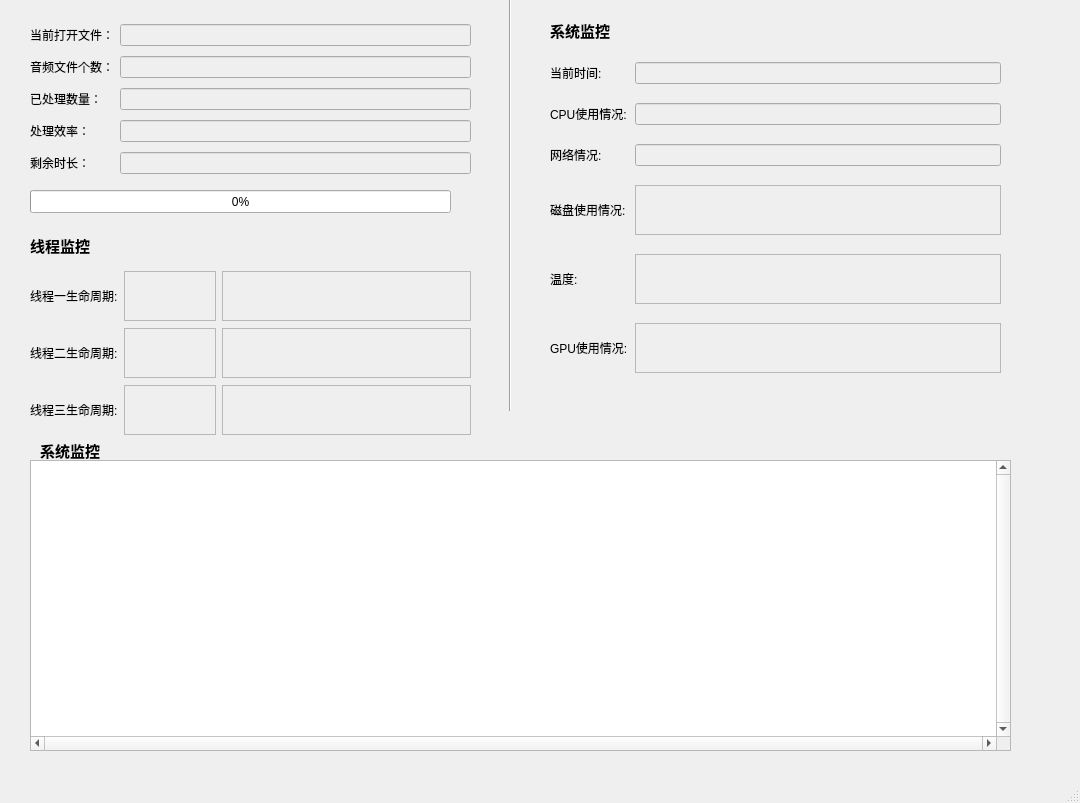
Before: the Qt Designer form mainframepkg/mainFrame.ui in ZhihaoPan/audio_process_system, drawn with Qt 5.
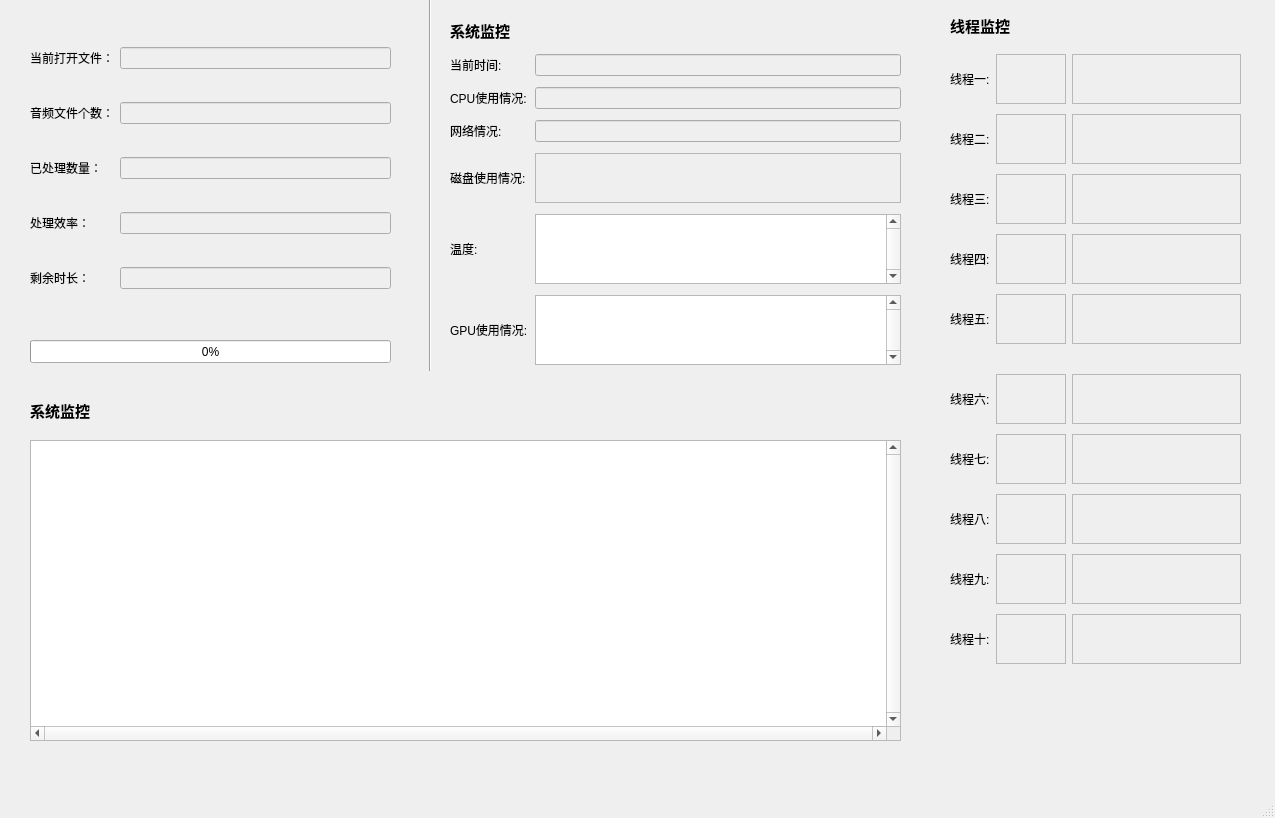
After: the same form once the commit is applied.

Commit message: 加了很多线程

The edit to the form file:
```diff
--- a/mainframepkg/mainFrame.ui
+++ b/mainframepkg/mainFrame.ui
@@ -9,8 +9,8 @@
    <rect>
     <x>0</x>
     <y>0</y>
-    <width>1080</width>
-    <height>803</height>
+    <width>1275</width>
+    <height>818</height>
    </rect>
   </property>
   <property name="windowTitle">
@@ -21,8 +21,8 @@
     <property name="geometry">
      <rect>
       <x>30</x>
-      <y>190</y>
-      <width>421</width>
+      <y>340</y>
+      <width>361</width>
       <height>23</height>
      </rect>
     </property>
@@ -33,10 +33,10 @@
    <widget class="Line" name="line">
     <property name="geometry">
      <rect>
-      <x>500</x>
-      <y>-60</y>
+      <x>420</x>
+      <y>-40</y>
       <width>20</width>
-      <height>471</height>
+      <height>411</height>
      </rect>
     </property>
     <property name="orientation">
@@ -50,9 +50,9 @@
     <property name="geometry">
      <rect>
       <x>30</x>
-      <y>460</y>
-      <width>981</width>
-      <height>291</height>
+      <y>440</y>
+      <width>871</width>
+      <height>301</height>
      </rect>
     </property>
     <property name="verticalScrollBarPolicy">
@@ -61,11 +61,14 @@
     <property name="horizontalScrollBarPolicy">
      <enum>Qt::ScrollBarAlwaysOn</enum>
     </property>
+    <property name="readOnly">
+     <bool>true</bool>
+    </property>
    </widget>
    <widget class="QLabel" name="label_13">
     <property name="geometry">
      <rect>
-      <x>550</x>
+      <x>450</x>
       <y>10</y>
       <width>81</width>
       <height>41</height>
@@ -86,8 +89,8 @@
    <widget class="QLabel" name="label_15">
     <property name="geometry">
      <rect>
-      <x>30</x>
-      <y>230</y>
+      <x>950</x>
+      <y>10</y>
       <width>81</width>
       <height>31</height>
      </rect>
@@ -107,8 +110,8 @@
    <widget class="QLabel" name="label_14">
     <property name="geometry">
      <rect>
-      <x>40</x>
-      <y>430</y>
+      <x>30</x>
+      <y>390</y>
       <width>81</width>
       <height>41</height>
      </rect>
@@ -130,8 +133,8 @@
      <rect>
       <x>30</x>
       <y>20</y>
-      <width>441</width>
-      <height>161</height>
+      <width>361</width>
+      <height>301</height>
      </rect>
     </property>
     <layout class="QGridLayout" name="gridLayout">
@@ -210,10 +213,10 @@
    <widget class="QWidget" name="layoutWidget">
     <property name="geometry">
      <rect>
-      <x>550</x>
+      <x>450</x>
       <y>50</y>
       <width>451</width>
-      <height>341</height>
+      <height>321</height>
      </rect>
     </property>
     <layout class="QGridLayout" name="gridLayout_2">
@@ -226,7 +229,7 @@
      <item row="5" column="1">
       <widget class="QTextEdit" name="textEdit_2">
        <property name="enabled">
-        <bool>false</bool>
+        <bool>true</bool>
        </property>
        <property name="sizePolicy">
         <sizepolicy hsizetype="Maximum" vsizetype="Maximum">
@@ -237,9 +240,15 @@
        <property name="maximumSize">
         <size>
          <width>500</width>
-         <height>50</height>
+         <height>70</height>
         </size>
        </property>
+       <property name="verticalScrollBarPolicy">
+        <enum>Qt::ScrollBarAlwaysOn</enum>
+       </property>
+       <property name="readOnly">
+        <bool>true</bool>
+       </property>
       </widget>
      </item>
      <item row="4" column="0">
@@ -308,7 +317,7 @@
      <item row="6" column="1">
       <widget class="QTextEdit" name="textEdit">
        <property name="enabled">
-        <bool>false</bool>
+        <bool>true</bool>
        </property>
        <property name="sizePolicy">
         <sizepolicy hsizetype="Maximum" vsizetype="Maximum">
@@ -319,9 +328,15 @@
        <property name="maximumSize">
         <size>
          <width>500</width>
-         <height>50</height>
+         <height>70</height>
         </size>
        </property>
+       <property name="verticalScrollBarPolicy">
+        <enum>Qt::ScrollBarAlwaysOn</enum>
+       </property>
+       <property name="readOnly">
+        <bool>true</bool>
+       </property>
       </widget>
      </item>
      <item row="4" column="1">
@@ -348,10 +363,10 @@
    <widget class="QWidget" name="layoutWidget">
     <property name="geometry">
      <rect>
-      <x>30</x>
-      <y>270</y>
-      <width>441</width>
-      <height>166</height>
+      <x>950</x>
+      <y>50</y>
+      <width>291</width>
+      <height>301</height>
      </rect>
     </property>
     <layout class="QGridLayout" name="gridLayout_3">
@@ -374,24 +389,24 @@
        </property>
       </widget>
      </item>
-     <item row="2" column="0">
-      <widget class="QLabel" name="label_12">
-       <property name="text">
-        <string>线程三生命周期:</string>
-       </property>
-      </widget>
-     </item>
      <item row="1" column="0">
       <widget class="QLabel" name="label_11">
        <property name="text">
-        <string>线程二生命周期:</string>
+        <string>线程二:</string>
+       </property>
+      </widget>
+     </item>
+     <item row="2" column="0">
+      <widget class="QLabel" name="label_12">
+       <property name="text">
+        <string>线程三:</string>
        </property>
       </widget>
      </item>
      <item row="0" column="0">
       <widget class="QLabel" name="label_10">
        <property name="text">
-        <string>线程一生命周期:</string>
+        <string>线程一:</string>
        </property>
       </widget>
      </item>
@@ -433,6 +448,25 @@
        </property>
       </widget>
      </item>
+     <item row="2" column="2">
+      <widget class="QTextEdit" name="textEdit_9">
+       <property name="enabled">
+        <bool>false</bool>
+       </property>
+       <property name="sizePolicy">
+        <sizepolicy hsizetype="Maximum" vsizetype="Maximum">
+         <horstretch>0</horstretch>
+         <verstretch>0</verstretch>
+        </sizepolicy>
+       </property>
+       <property name="maximumSize">
+        <size>
+         <width>300</width>
+         <height>50</height>
+        </size>
+       </property>
+      </widget>
+     </item>
      <item row="0" column="2">
       <widget class="QTextEdit" name="textEdit_7">
        <property name="enabled">
@@ -471,8 +505,316 @@
        </property>
       </widget>
      </item>
+     <item row="3" column="0">
+      <widget class="QLabel" name="label_18">
+       <property name="text">
+        <string>线程四:</string>
+       </property>
+      </widget>
+     </item>
+     <item row="3" column="2">
+      <widget class="QTextEdit" name="textEdit_10">
+       <property name="enabled">
+        <bool>false</bool>
+       </property>
+       <property name="sizePolicy">
+        <sizepolicy hsizetype="Maximum" vsizetype="Maximum">
+         <horstretch>0</horstretch>
+         <verstretch>0</verstretch>
+        </sizepolicy>
+       </property>
+       <property name="maximumSize">
+        <size>
+         <width>300</width>
+         <height>50</height>
+        </size>
+       </property>
+      </widget>
+     </item>
+     <item row="3" column="1">
+      <widget class="QTextEdit" name="textEdit_11">
+       <property name="enabled">
+        <bool>false</bool>
+       </property>
+       <property name="sizePolicy">
+        <sizepolicy hsizetype="Maximum" vsizetype="Maximum">
+         <horstretch>0</horstretch>
+         <verstretch>0</verstretch>
+        </sizepolicy>
+       </property>
+       <property name="maximumSize">
+        <size>
+         <width>100</width>
+         <height>50</height>
+        </size>
+       </property>
+      </widget>
+     </item>
+     <item row="4" column="0">
+      <widget class="QLabel" name="label_19">
+       <property name="text">
+        <string>线程五:</string>
+       </property>
+      </widget>
+     </item>
+     <item row="4" column="1">
+      <widget class="QTextEdit" name="textEdit_13">
+       <property name="enabled">
+        <bool>false</bool>
+       </property>
+       <property name="sizePolicy">
+        <sizepolicy hsizetype="Maximum" vsizetype="Maximum">
+         <horstretch>0</horstretch>
+         <verstretch>0</verstretch>
+        </sizepolicy>
+       </property>
+       <property name="maximumSize">
+        <size>
+         <width>100</width>
+         <height>50</height>
+        </size>
+       </property>
+      </widget>
+     </item>
+     <item row="4" column="2">
+      <widget class="QTextEdit" name="textEdit_12">
+       <property name="enabled">
+        <bool>false</bool>
+       </property>
+       <property name="sizePolicy">
+        <sizepolicy hsizetype="Maximum" vsizetype="Maximum">
+         <horstretch>0</horstretch>
+         <verstretch>0</verstretch>
+        </sizepolicy>
+       </property>
+       <property name="maximumSize">
+        <size>
+         <width>300</width>
+         <height>50</height>
+        </size>
+       </property>
+      </widget>
+     </item>
+    </layout>
+   </widget>
+   <widget class="QWidget" name="layoutWidget_2">
+    <property name="geometry">
+     <rect>
+      <x>950</x>
+      <y>370</y>
+      <width>291</width>
+      <height>301</height>
+     </rect>
+    </property>
+    <layout class="QGridLayout" name="gridLayout_4">
+     <item row="1" column="1">
+      <widget class="QTextEdit" name="textEdit_14">
+       <property name="enabled">
+        <bool>false</bool>
+       </property>
+       <property name="sizePolicy">
+        <sizepolicy hsizetype="Maximum" vsizetype="Maximum">
+         <horstretch>0</horstretch>
+         <verstretch>0</verstretch>
+        </sizepolicy>
+       </property>
+       <property name="maximumSize">
+        <size>
+         <width>100</width>
+         <height>50</height>
+        </size>
+       </property>
+      </widget>
+     </item>
+     <item row="1" column="0">
+      <widget class="QLabel" name="label_20">
+       <property name="text">
+        <string>线程七:</string>
+       </property>
+      </widget>
+     </item>
+     <item row="2" column="0">
+      <widget class="QLabel" name="label_21">
+       <property name="text">
+        <string>线程八:</string>
+       </property>
+      </widget>
+     </item>
+     <item row="0" column="0">
+      <widget class="QLabel" name="label_22">
+       <property name="text">
+        <string>线程六:</string>
+       </property>
+      </widget>
+     </item>
+     <item row="1" column="2">
+      <widget class="QTextEdit" name="textEdit_15">
+       <property name="enabled">
+        <bool>false</bool>
+       </property>
+       <property name="sizePolicy">
+        <sizepolicy hsizetype="Maximum" vsizetype="Maximum">
+         <horstretch>0</horstretch>
+         <verstretch>0</verstretch>
+        </sizepolicy>
+       </property>
+       <property name="maximumSize">
+        <size>
+         <width>300</width>
+         <height>50</height>
+        </size>
+       </property>
+      </widget>
+     </item>
+     <item row="2" column="1">
+      <widget class="QTextEdit" name="textEdit_16">
+       <property name="enabled">
+        <bool>false</bool>
+       </property>
+       <property name="sizePolicy">
+        <sizepolicy hsizetype="Maximum" vsizetype="Maximum">
+         <horstretch>0</horstretch>
+         <verstretch>0</verstretch>
+        </sizepolicy>
+       </property>
+       <property name="maximumSize">
+        <size>
+         <width>100</width>
+         <height>50</height>
+        </size>
+       </property>
+      </widget>
+     </item>
      <item row="2" column="2">
-      <widget class="QTextEdit" name="textEdit_9">
+      <widget class="QTextEdit" name="textEdit_17">
+       <property name="enabled">
+        <bool>false</bool>
+       </property>
+       <property name="sizePolicy">
+        <sizepolicy hsizetype="Maximum" vsizetype="Maximum">
+         <horstretch>0</horstretch>
+         <verstretch>0</verstretch>
+        </sizepolicy>
+       </property>
+       <property name="maximumSize">
+        <size>
+         <width>300</width>
+         <height>50</height>
+        </size>
+       </property>
+      </widget>
+     </item>
+     <item row="0" column="2">
+      <widget class="QTextEdit" name="textEdit_18">
+       <property name="enabled">
+        <bool>false</bool>
+       </property>
+       <property name="sizePolicy">
+        <sizepolicy hsizetype="Maximum" vsizetype="Maximum">
+         <horstretch>0</horstretch>
+         <verstretch>0</verstretch>
+        </sizepolicy>
+       </property>
+       <property name="maximumSize">
+        <size>
+         <width>300</width>
+         <height>50</height>
+        </size>
+       </property>
+      </widget>
+     </item>
+     <item row="0" column="1">
+      <widget class="QTextEdit" name="textEdit_19">
+       <property name="enabled">
+        <bool>false</bool>
+       </property>
+       <property name="sizePolicy">
+        <sizepolicy hsizetype="Maximum" vsizetype="Maximum">
+         <horstretch>0</horstretch>
+         <verstretch>0</verstretch>
+        </sizepolicy>
+       </property>
+       <property name="maximumSize">
+        <size>
+         <width>100</width>
+         <height>50</height>
+        </size>
+       </property>
+      </widget>
+     </item>
+     <item row="3" column="0">
+      <widget class="QLabel" name="label_23">
+       <property name="text">
+        <string>线程九:</string>
+       </property>
+      </widget>
+     </item>
+     <item row="3" column="2">
+      <widget class="QTextEdit" name="textEdit_20">
+       <property name="enabled">
+        <bool>false</bool>
+       </property>
+       <property name="sizePolicy">
+        <sizepolicy hsizetype="Maximum" vsizetype="Maximum">
+         <horstretch>0</horstretch>
+         <verstretch>0</verstretch>
+        </sizepolicy>
+       </property>
+       <property name="maximumSize">
+        <size>
+         <width>300</width>
+         <height>50</height>
+        </size>
+       </property>
+      </widget>
+     </item>
+     <item row="3" column="1">
+      <widget class="QTextEdit" name="textEdit_21">
+       <property name="enabled">
+        <bool>false</bool>
+       </property>
+       <property name="sizePolicy">
+        <sizepolicy hsizetype="Maximum" vsizetype="Maximum">
+         <horstretch>0</horstretch>
+         <verstretch>0</verstretch>
+        </sizepolicy>
+       </property>
+       <property name="maximumSize">
+        <size>
+         <width>100</width>
+         <height>50</height>
+        </size>
+       </property>
+      </widget>
+     </item>
+     <item row="4" column="0">
+      <widget class="QLabel" name="label_24">
+       <property name="text">
+        <string>线程十:</string>
+       </property>
+      </widget>
+     </item>
+     <item row="4" column="1">
+      <widget class="QTextEdit" name="textEdit_22">
+       <property name="enabled">
+        <bool>false</bool>
+       </property>
+       <property name="sizePolicy">
+        <sizepolicy hsizetype="Maximum" vsizetype="Maximum">
+         <horstretch>0</horstretch>
+         <verstretch>0</verstretch>
+        </sizepolicy>
+       </property>
+       <property name="maximumSize">
+        <size>
+         <width>100</width>
+         <height>50</height>
+        </size>
+       </property>
+      </widget>
+     </item>
+     <item row="4" column="2">
+      <widget class="QTextEdit" name="textEdit_23">
        <property name="enabled">
         <bool>false</bool>
        </property>
@@ -498,7 +840,7 @@
     <rect>
      <x>0</x>
      <y>0</y>
-     <width>1080</width>
+     <width>1275</width>
      <height>26</height>
     </rect>
    </property>
```
The commit also changes 10 other files.
